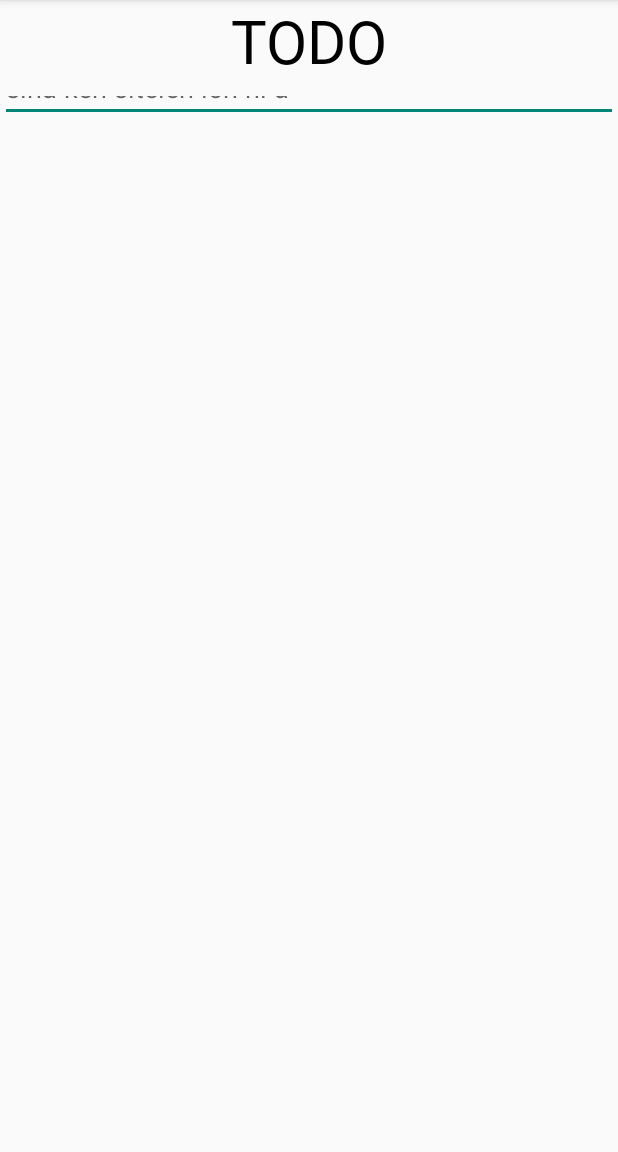
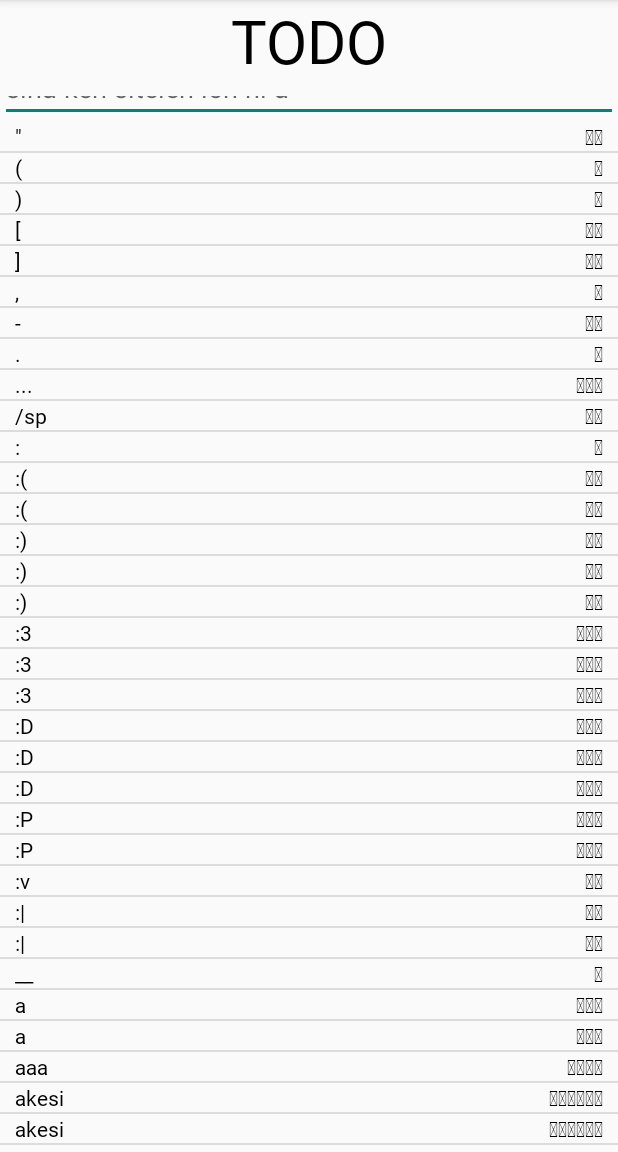
Before and after one commit to mathmaster13/wakalito-android, an Android app built with Jetpack Compose: the screen it shows after launch (MainActivity), on a phone screen of 412 x 824 dp, the part 84-1236 px from its top. Run offline under Robolectric (Android 15) with nearby library versions, the phone set to English and light mode, and no system bars.

```diff
--- a/app/build.gradle.kts
+++ b/app/build.gradle.kts
@@ -53,6 +53,7 @@ dependencies {
     implementation(libs.androidx.foundation.layout.android)
     implementation(libs.androidx.material3.android)
     implementation(libs.androidx.appcompat)
+    implementation(libs.androidx.recyclerview)
     testImplementation(libs.junit)
     androidTestImplementation(libs.androidx.junit)
     androidTestImplementation(libs.androidx.espresso.core)
--- a/app/src/main/java/io/github/mathmaster13/wakalito/Key.kt
+++ b/app/src/main/java/io/github/mathmaster13/wakalito/Key.kt
@@ -3,6 +3,9 @@ package io.github.mathmaster13.wakalito
 import io.github.mathmaster13.wakalito.Key.*
 
 // The UCSUR for a key is "\uDB87$surr".
+
+const val UCSUR_HIGH = '\uDB87'
+
 enum class Key(internal val buttonID: Int, internal val surr: Char) {
     // order of enum entries SHOULD NOT be relied upon except that special keys are last
     OP_BR(R.id.bracket_open, '\uDC86'), CL_BR(R.id.bracket_pini, '\uDC87'),
@@ -59,7 +62,7 @@ val sequences: Map<ArrayList<Key>, String> = buildMap {
     put(arrayListOf(COLON, DOWN), ":v")
     put(arrayListOf(VERT, CIRCLE, DOT), "a")
     put(arrayListOf(VERT, DOT, DOT), "a")
-    put(arrayListOf(VERT, DOT, VERT, DOT), "a a a ")
+    put(arrayListOf(VERT, DOT, VERT, DOT), "aaa")
     put(arrayListOf(DOT, DOT, HOR, HOR, HOR, CIRCLE), "akesi")
     put(arrayListOf(CIRCLE, HOR, HOR, HOR, DOT, DOT), "akesi")
     put(arrayListOf(DOWN, UP), "ala")
@@ -387,3 +390,22 @@ val sequences: Map<ArrayList<Key>, String> = buildMap {
     put(arrayListOf(DOT, COMMA, COMMA), "te") // after slight adjustment, we borrow the USCUR quote sequences as te/to
     put(arrayListOf(COMMA, COMMA, DOT), "to") // these could just be quote marks in su, but we have a sequence for that.
 }
+
+data class SequenceMapping(val text: String, val radicals: String)
+
+// that's right friends, we're making a COPY of the list! :(
+val displaySequences: List<SequenceMapping> = sequences.map { (seq, str) ->
+    SequenceMapping(str, buildString {
+        for (key in seq) append("$UCSUR_HIGH${key.surr}")
+    })
+}.sortedBy {
+    when (it.text) {
+        "Pingo" -> "pingo" // I mean come on. it's non-iOS but...
+        // manually adjust some rogue punctuation
+        "[" -> ")("
+        "]" -> "))"
+        else -> it.text
+    }
+}
+// TODO i'd love to have the radicals within the same glyph be sorted too, eventually.
+// possibly "$text$radicals"
--- a/app/src/main/java/io/github/mathmaster13/wakalito/MainActivity.kt
+++ b/app/src/main/java/io/github/mathmaster13/wakalito/MainActivity.kt
@@ -4,10 +4,18 @@ package io.github.mathmaster13.wakalito
 
 import android.os.Bundle
 import androidx.appcompat.app.AppCompatActivity
+import androidx.recyclerview.widget.DividerItemDecoration
+import androidx.recyclerview.widget.LinearLayoutManager
+import androidx.recyclerview.widget.RecyclerView
 
 class MainActivity : AppCompatActivity() {
     override fun onCreate(savedInstanceState: Bundle?) {
         super.onCreate(savedInstanceState)
         setContentView(R.layout.app)
+        val glyphList: RecyclerView = findViewById(R.id.glyph_list)
+        glyphList.adapter = SequencesAdapter(displaySequences)
+        // TODO would be nice if this respected the margins, but decent as is
+        val divider = DividerItemDecoration(glyphList.context, LinearLayoutManager.VERTICAL)
+        glyphList.addItemDecoration(divider)
     }
 }
--- /dev/null
+++ b/app/src/main/java/io/github/mathmaster13/wakalito/SequencesAdapter.kt
@@ -0,0 +1,28 @@
+package io.github.mathmaster13.wakalito
+
+import android.view.LayoutInflater
+import android.view.View
+import android.view.ViewGroup
+import android.widget.TextView
+import androidx.recyclerview.widget.RecyclerView
+
+class SequencesAdapter(private val data: List<SequenceMapping>)
+    : RecyclerView.Adapter<SequencesAdapter.ViewHolder>() {
+    class ViewHolder(view: View) : RecyclerView.ViewHolder(view) {
+        val glyphText: TextView = view.findViewById(R.id.glyph)
+        val radicalsText: TextView = view.findViewById(R.id.radicals)
+    }
+
+    override fun onCreateViewHolder(parent: ViewGroup, viewType: Int): ViewHolder {
+        val view = LayoutInflater.from(parent.context).inflate(R.layout.list_row, parent, false)
+        return ViewHolder(view)
+    }
+
+    override fun getItemCount() = data.size
+
+    override fun onBindViewHolder(holder: ViewHolder, position: Int) {
+        val entry = data[position]
+        holder.glyphText.text = entry.text
+        holder.radicalsText.text = entry.radicals
+    }
+}
--- a/app/src/main/java/io/github/mathmaster13/wakalito/WakalitoKeyboard.kt
+++ b/app/src/main/java/io/github/mathmaster13/wakalito/WakalitoKeyboard.kt
@@ -201,6 +201,7 @@ class WakalitoKeyboard : InputMethodService() {
             "mute2" -> "mute"
             "sewi2" -> "sewi"
             "toki-pona" -> "toki pona"
+            "aaa" -> "a a a"
             "misonala" -> "mi sona ala"
             "alelipona" -> "ale li pona"
             else -> asString
--- a/app/src/main/res/layout/app.xml
+++ b/app/src/main/res/layout/app.xml
@@ -23,5 +23,12 @@
         android:importantForAutofill="no"
         android:hint="sina ken sitelen lon ni a"
         android:inputType="text" />
+    <androidx.recyclerview.widget.RecyclerView
+        android:id="@+id/glyph_list"
+        android:layout_width="match_parent"
+        android:layout_height="wrap_content"
+        app:layoutManager="androidx.recyclerview.widget.LinearLayoutManager">
+
+    </androidx.recyclerview.widget.RecyclerView>
 
 </LinearLayout>
--- /dev/null
+++ b/app/src/main/res/layout/list_row.xml
@@ -0,0 +1,32 @@
+<?xml version="1.0" encoding="utf-8"?>
+<LinearLayout xmlns:android="http://schemas.android.com/apk/res/android"
+    xmlns:tools="http://schemas.android.com/tools"
+    xmlns:app="http://schemas.android.com/apk/res-auto"
+    android:orientation="horizontal"
+    android:layout_width="match_parent"
+    android:layout_height="wrap_content"
+    tools:ignore="RtlHardcoded"
+    android:layout_marginLeft="10sp"
+    android:layout_marginRight="10sp">
+<!--    TODO decide alllllllll the heights/colors and refactor these into styles-->
+
+    <TextView
+        android:id="@+id/glyph"
+        android:layout_width="0dp"
+        android:layout_height="match_parent"
+        android:layout_weight="1"
+        android:gravity="left"
+        app:fontFamily="@font/compose_glyph_font"
+        android:fontFamily="@font/compose_glyph_font"
+        android:textColor="@color/text_color"/>
+
+    <TextView
+        android:id="@+id/radicals"
+        android:layout_width="0dp"
+        android:layout_height="match_parent"
+        android:layout_weight="1"
+        android:gravity="right"
+        app:fontFamily="@font/compose_glyph_font"
+        android:fontFamily="@font/compose_glyph_font"
+        android:textColor="@color/text_color"/>
+</LinearLayout>
--- a/gradle/libs.versions.toml
+++ b/gradle/libs.versions.toml
@@ -13,6 +13,7 @@ activityKtx = "1.9.0"
 foundationLayoutAndroid = "1.6.7"
 material3Android = "1.2.1"
 appcompat = "1.7.0"
+recyclerview = "1.3.2"
 
 [libraries]
 androidx-core-ktx = { group = "androidx.core", name = "core-ktx", version.ref = "coreKtx" }
@@ -34,6 +35,7 @@ androidx-activity-ktx = { group = "androidx.activity", name = "activity-ktx", ve
 androidx-foundation-layout-android = { group = "androidx.compose.foundation", name = "foundation-layout-android", version.ref = "foundationLayoutAndroid" }
 androidx-material3-android = { group = "androidx.compose.material3", name = "material3-android", version.ref = "material3Android" }
 androidx-appcompat = { group = "androidx.appcompat", name = "appcompat", version.ref = "appcompat" }
+androidx-recyclerview = { group = "androidx.recyclerview", name = "recyclerview", version.ref = "recyclerview" }
 
 [plugins]
 android-application = { id = "com.android.application", version.ref = "agp" }
```
Also changed, not shown: app/src/main/res/layout/keyboard.xml (+21 -80 lines), app/src/main/res/values/themes.xml (+7 -0 lines), 1 other file.
